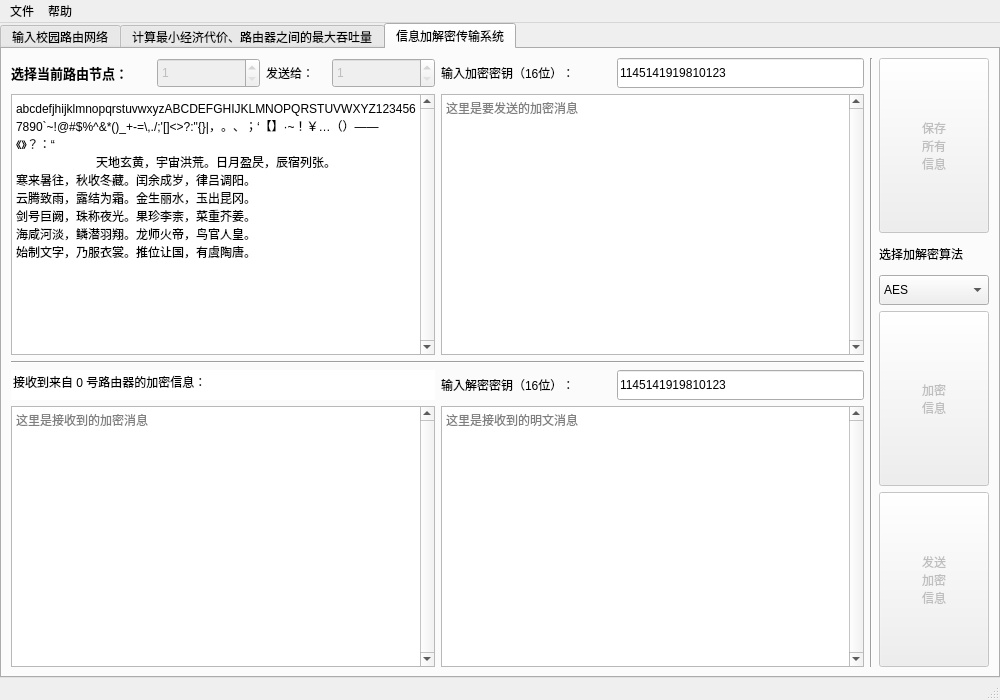
Old version of the form campus_network_HCI.ui in the repository R3c0ger/algorithm-design-homework.
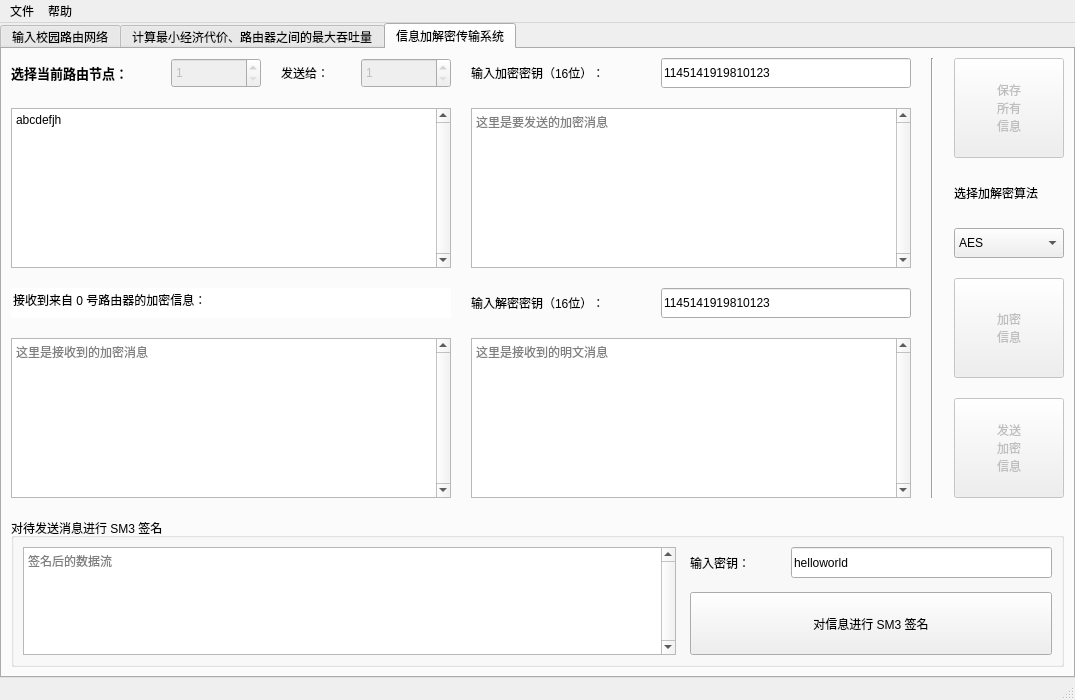
New version of the form. The open tabs and pages were chosen to show the change.

What changed in the file:
```diff
--- a/campus_network_HCI.ui
+++ b/campus_network_HCI.ui
@@ -9,13 +9,13 @@
    <rect>
     <x>0</x>
     <y>0</y>
-    <width>1000</width>
+    <width>1075</width>
     <height>700</height>
    </rect>
   </property>
   <property name="minimumSize">
    <size>
-    <width>1000</width>
+    <width>1075</width>
     <height>700</height>
    </size>
   </property>
@@ -52,7 +52,7 @@
      <widget class="QTabWidget" name="tabWidget">
       <property name="minimumSize">
        <size>
-        <width>840</width>
+        <width>1075</width>
         <height>600</height>
        </size>
       </property>
@@ -1575,11 +1575,16 @@
        <attribute name="title">
         <string>信息加解密传输系统</string>
        </attribute>
+       <layout class="QVBoxLayout" name="verticalLayout_17">
+        <property name="spacing">
+         <number>20</number>
+        </property>
+        <item>
        <layout class="QHBoxLayout" name="horizontalLayout_16">
         <item>
          <layout class="QVBoxLayout" name="verticalLayout_15">
           <item>
-           <layout class="QHBoxLayout" name="horizontalLayout_15">
+             <layout class="QHBoxLayout" name="horizontalLayout_15" stretch="1,1">
             <item>
              <layout class="QVBoxLayout" name="verticalLayout_11">
               <item>
@@ -1706,13 +1711,7 @@
 &lt;html&gt;&lt;head&gt;&lt;meta name=&quot;qrichtext&quot; content=&quot;1&quot; /&gt;&lt;style type=&quot;text/css&quot;&gt;
 p, li { white-space: pre-wrap; }
 &lt;/style&gt;&lt;/head&gt;&lt;body style=&quot; font-family:'SimSun'; font-size:9pt; font-weight:400; font-style:normal;&quot;&gt;
-&lt;p style=&quot; margin-top:0px; margin-bottom:0px; margin-left:0px; margin-right:0px; -qt-block-indent:0; text-indent:0px;&quot;&gt;abcdefjhijklmnopqrstuvwxyzABCDEFGHIJKLMNOPQRSTUVWXYZ1234567890`~!@#$%^&amp;amp;*()_+-=\,./;'[]&amp;lt;&amp;gt;?:&amp;quot;{}|，。、；‘【】·~！￥…（）——《》？：“ &lt;/p&gt;
-&lt;p style=&quot; margin-top:0px; margin-bottom:0px; margin-left:0px; margin-right:0px; -qt-block-indent:0; text-indent:0px;&quot;&gt;	天地玄黄，宇宙洪荒。日月盈昃，辰宿列张。&lt;/p&gt;
-&lt;p style=&quot; margin-top:0px; margin-bottom:0px; margin-left:0px; margin-right:0px; -qt-block-indent:0; text-indent:0px;&quot;&gt;寒来暑往，秋收冬藏。闰余成岁，律吕调阳。&lt;/p&gt;
-&lt;p style=&quot; margin-top:0px; margin-bottom:0px; margin-left:0px; margin-right:0px; -qt-block-indent:0; text-indent:0px;&quot;&gt;云腾致雨，露结为霜。金生丽水，玉出昆冈。&lt;/p&gt;
-&lt;p style=&quot; margin-top:0px; margin-bottom:0px; margin-left:0px; margin-right:0px; -qt-block-indent:0; text-indent:0px;&quot;&gt;剑号巨阙，珠称夜光。果珍李柰，菜重芥姜。&lt;/p&gt;
-&lt;p style=&quot; margin-top:0px; margin-bottom:0px; margin-left:0px; margin-right:0px; -qt-block-indent:0; text-indent:0px;&quot;&gt;海咸河淡，鳞潜羽翔。龙师火帝，鸟官人皇。&lt;/p&gt;
-&lt;p style=&quot; margin-top:0px; margin-bottom:0px; margin-left:0px; margin-right:0px; -qt-block-indent:0; text-indent:0px;&quot;&gt;始制文字，乃服衣裳。推位让国，有虞陶唐。&lt;/p&gt;&lt;/body&gt;&lt;/html&gt;</string>
+&lt;p style=&quot; margin-top:0px; margin-bottom:0px; margin-left:0px; margin-right:0px; -qt-block-indent:0; text-indent:0px;&quot;&gt;abcdefjh&lt;/p&gt;&lt;/body&gt;&lt;/html&gt;</string>
                 </property>
                 <property name="acceptRichText">
                  <bool>false</bool>
@@ -1815,13 +1814,6 @@
             </item>
            </layout>
           </item>
-          <item>
-           <widget class="Line" name="line_5">
-            <property name="orientation">
-             <enum>Qt::Horizontal</enum>
-            </property>
-           </widget>
-          </item>
           <item>
            <layout class="QHBoxLayout" name="horizontalLayout_28" stretch="1,1">
             <item>
@@ -2138,6 +2130,165 @@
          </layout>
         </item>
        </layout>
+        </item>
+        <item>
+         <widget class="QGroupBox" name="groupBox_5">
+          <property name="title">
+           <string>对待发送消息进行 SM3 签名</string>
+          </property>
+          <layout class="QHBoxLayout" name="horizontalLayout_18" stretch="9,5">
+           <property name="spacing">
+            <number>14</number>
+           </property>
+           <item>
+            <widget class="QTextBrowser" name="textBrowser_sm3">
+             <property name="toolTip">
+              <string>签名后的数据流</string>
+             </property>
+             <property name="statusTip">
+              <string>签名后的数据流</string>
+             </property>
+             <property name="whatsThis">
+              <string>签名后的数据流</string>
+             </property>
+             <property name="verticalScrollBarPolicy">
+              <enum>Qt::ScrollBarAlwaysOn</enum>
+             </property>
+             <property name="undoRedoEnabled">
+              <bool>true</bool>
+             </property>
+             <property name="readOnly">
+              <bool>false</bool>
+             </property>
+             <property name="html">
+              <string>&lt;!DOCTYPE HTML PUBLIC &quot;-//W3C//DTD HTML 4.0//EN&quot; &quot;http://www.w3.org/TR/REC-html40/strict.dtd&quot;&gt;
+&lt;html&gt;&lt;head&gt;&lt;meta name=&quot;qrichtext&quot; content=&quot;1&quot; /&gt;&lt;style type=&quot;text/css&quot;&gt;
+p, li { white-space: pre-wrap; }
+&lt;/style&gt;&lt;/head&gt;&lt;body style=&quot; font-family:'SimSun'; font-size:9pt; font-weight:400; font-style:normal;&quot;&gt;
+&lt;p style=&quot;-qt-paragraph-type:empty; margin-top:0px; margin-bottom:0px; margin-left:0px; margin-right:0px; -qt-block-indent:0; text-indent:0px;&quot;&gt;&lt;br /&gt;&lt;/p&gt;&lt;/body&gt;&lt;/html&gt;</string>
+             </property>
+             <property name="acceptRichText">
+              <bool>false</bool>
+             </property>
+             <property name="placeholderText">
+              <string>签名后的数据流</string>
+             </property>
+            </widget>
+           </item>
+           <item>
+            <layout class="QVBoxLayout" name="verticalLayout_16" stretch="1,2">
+             <property name="spacing">
+              <number>14</number>
+             </property>
+             <item>
+              <layout class="QHBoxLayout" name="horizontalLayout_17" stretch="1,3">
+               <item>
+                <widget class="QLabel" name="label_48">
+                 <property name="sizePolicy">
+                  <sizepolicy hsizetype="Minimum" vsizetype="Minimum">
+                   <horstretch>0</horstretch>
+                   <verstretch>0</verstretch>
+                  </sizepolicy>
+                 </property>
+                 <property name="minimumSize">
+                  <size>
+                   <width>75</width>
+                   <height>30</height>
+                  </size>
+                 </property>
+                 <property name="maximumSize">
+                  <size>
+                   <width>16777215</width>
+                   <height>40</height>
+                  </size>
+                 </property>
+                 <property name="text">
+                  <string>输入密钥：</string>
+                 </property>
+                </widget>
+               </item>
+               <item>
+                <widget class="QLineEdit" name="lineEdit_signkey">
+                 <property name="sizePolicy">
+                  <sizepolicy hsizetype="Minimum" vsizetype="Minimum">
+                   <horstretch>0</horstretch>
+                   <verstretch>0</verstretch>
+                  </sizepolicy>
+                 </property>
+                 <property name="minimumSize">
+                  <size>
+                   <width>170</width>
+                   <height>30</height>
+                  </size>
+                 </property>
+                 <property name="maximumSize">
+                  <size>
+                   <width>16777215</width>
+                   <height>50</height>
+                  </size>
+                 </property>
+                 <property name="statusTip">
+                  <string>输入密钥字符串</string>
+                 </property>
+                 <property name="whatsThis">
+                  <string>输入密钥字符串</string>
+                 </property>
+                 <property name="text">
+                  <string>helloworld</string>
+                 </property>
+                 <property name="dragEnabled">
+                  <bool>true</bool>
+                 </property>
+                 <property name="placeholderText">
+                  <string>请在这里输入密钥字符串</string>
+                 </property>
+                </widget>
+               </item>
+              </layout>
+             </item>
+             <item>
+              <widget class="QPushButton" name="pushButton_sign">
+               <property name="enabled">
+                <bool>true</bool>
+               </property>
+               <property name="sizePolicy">
+                <sizepolicy hsizetype="Minimum" vsizetype="Minimum">
+                 <horstretch>0</horstretch>
+                 <verstretch>0</verstretch>
+                </sizepolicy>
+               </property>
+               <property name="minimumSize">
+                <size>
+                 <width>250</width>
+                 <height>30</height>
+                </size>
+               </property>
+               <property name="maximumSize">
+                <size>
+                 <width>16777215</width>
+                 <height>16777215</height>
+                </size>
+               </property>
+               <property name="sizeIncrement">
+                <size>
+                 <width>0</width>
+                 <height>0</height>
+                </size>
+               </property>
+               <property name="text">
+                <string>对信息进行 SM3 签名</string>
+               </property>
+               <property name="shortcut">
+                <string>Ctrl+B</string>
+               </property>
+              </widget>
+             </item>
+            </layout>
+           </item>
+          </layout>
+         </widget>
+        </item>
+       </layout>
       </widget>
      </widget>
     </item>
@@ -2149,7 +2300,7 @@
     <rect>
      <x>0</x>
      <y>0</y>
-     <width>1000</width>
+     <width>1075</width>
      <height>26</height>
     </rect>
    </property>
```
Left out of the diff: 36 changed lines with no effect on the pictures. Lines whose indentation alone changed are shown as unchanged.
